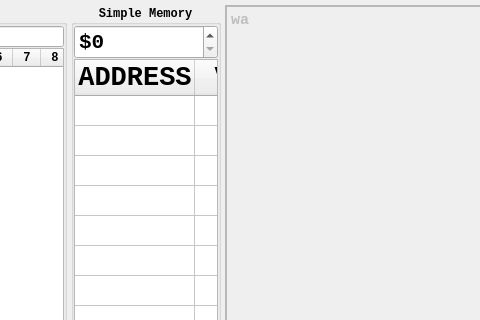
The window that src/mainwindow/MainWindow.ui (VladimirJanus/Motorola-M68XX-Microprocessor-Emulator) describes before a commit, drawn with Qt 5; both pictures show x 366 to 846 and y 0 to 320 of the 1280 by 780 pixel window.
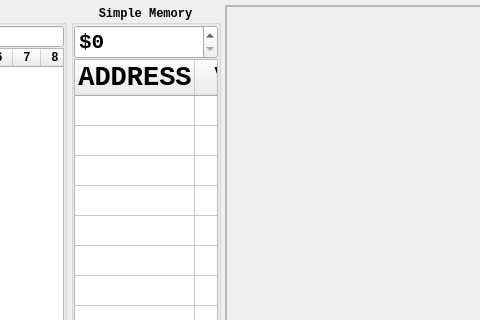
The same window after the commit. The open tabs and pages were chosen to show the change.

Patch:
```diff
--- a/src/mainwindow/MainWindow.ui
+++ b/src/mainwindow/MainWindow.ui
@@ -846,26 +846,7 @@
                   <bool>true</bool>
                  </property>
                  <property name="plainText">
-                  <string>wa                                                      
-                                                      
-                                                      
-                                                      
-                                                      
-                                                      
-                                                      
-                                                      
-                                                      
-                                                      
-                                                      
-                                                      
-                                                      
-                                                      
-                                                      
-                                                      
-                                                      
-                                                      
-                                                      
-                                                       ,</string>
+                  <string/>
                  </property>
                  <property name="textInteractionFlags">
                   <set>Qt::TextInteractionFlag::NoTextInteraction</set>
```
Left out of the diff: 2 changed lines with no effect on the pictures.
